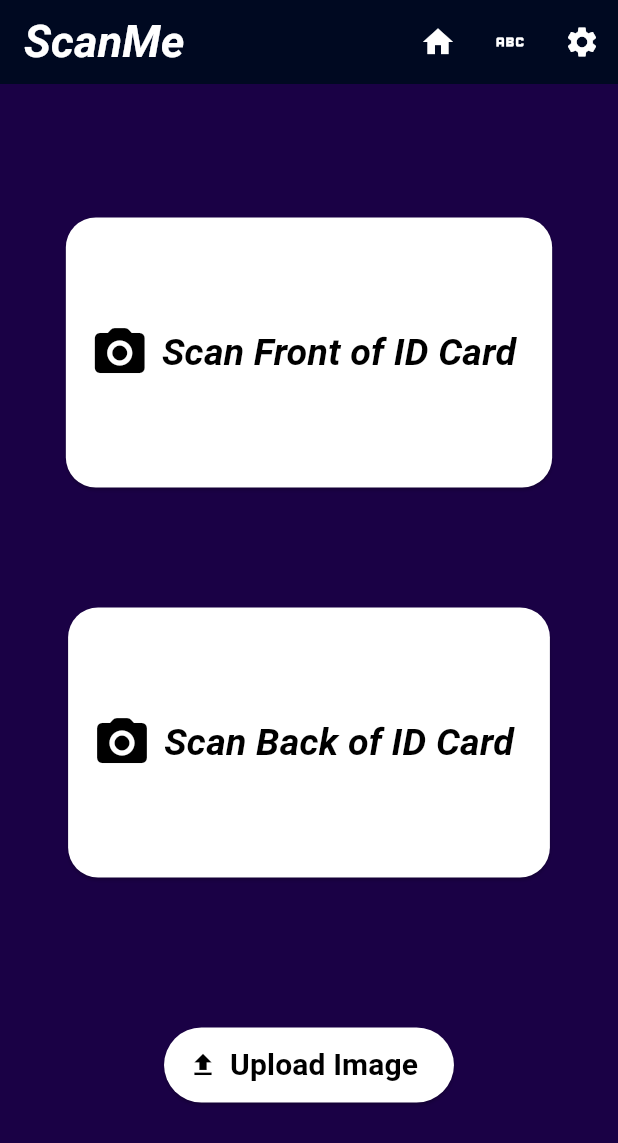
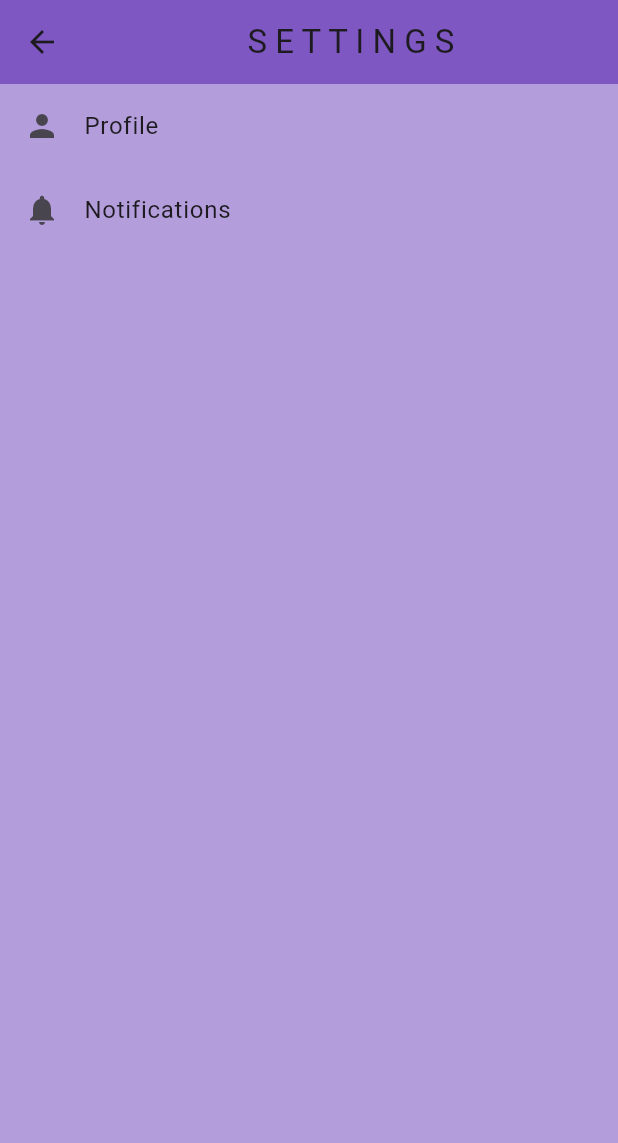
Before and after one commit to akashdarvin/Scan-App, a Flutter app: the screen it shows after launch, after a tap on the "settings" icon, on a phone screen of 412 x 824 dp. Shown: the top 1143 px of the screen. Run offline on Flutter 3.47's test engine with Material 3 defaults, Android fonts, the light colour scheme and no system bars; our stand-ins replace image_picker.

Commit message:
CHANGED SOMETHING

```diff
--- a/lib/home_screen.dart
+++ b/lib/home_screen.dart
@@ -1,10 +1,30 @@
+import 'dart:convert';
+
 import 'package:flutter/material.dart';
 import 'package:image_picker/image_picker.dart';
+import 'package:scanapp/setting_page.dart';
 import 'scanidtile.dart';
+import 'dart:io'; // For File class
+import 'package:http/http.dart' as http; // For sending HTTP requests
+import 'package:http_parser/http_parser.dart'; // For content type
 
-class HomeScreen extends StatelessWidget {
+class HomeScreen extends StatefulWidget {
   HomeScreen({super.key});
+
+  @override
+  State<HomeScreen> createState() => _HomeScreenState();
+}
+
+class _HomeScreenState extends State<HomeScreen> {
   final ImagePicker _picker = ImagePicker();
+  late String name = "";
+
+  void navigateToPage(BuildContext context, Widget page) {
+    Navigator.push(
+      context,
+      MaterialPageRoute(builder: (context) => page),
+    );
+  }
 
   @override
   Widget build(BuildContext context) {
@@ -26,37 +46,32 @@ class HomeScreen extends StatelessWidget {
             onPressed: () {},
           ),
           IconButton(
-            icon: Icon(Icons.abc, color: Colors.white),
+            icon: Icon(Icons.person, color: Colors.white),
             onPressed: () {},
           ),
           IconButton(
             icon: Icon(Icons.settings, color: Colors.white),
-            onPressed: () {},
+            onPressed: () => navigateToPage(
+              context,
+              Settingpage(),
+            ),
           ),
         ],
       ),
-      backgroundColor: const Color.fromARGB(255, 26, 1, 69),
+      backgroundColor: const Color.fromARGB(255, 28, 1, 75),
       body: Center(
         child: Column(
           mainAxisAlignment: MainAxisAlignment.center,
           children: [
-            // 1st button for front ID
+            //! NAME WILL BE UPDATED BY SETSTATE AFTER API CALL
+            // Text(name),
             ScanIdTile(
               title: "Scan Front of ID Card",
               onPressed: () {
                 _openCamera();
               },
             ),
-            SizedBox(height: 80),
-            // 2nd button for back ID
-            ScanIdTile(
-              title: "Scan Back of ID Card",
-              onPressed: () {
-                _openCamera();
-              },
-            ),
             SizedBox(height: 100),
-            // Upload image from gallery button
             ElevatedButton.icon(
               onPressed: () {
                 _openGallery();
@@ -85,16 +100,52 @@ class HomeScreen extends StatelessWidget {
   }
 
   Future<void> _openCamera() async {
-    final XFile? image = await _picker.pickImage(source: ImageSource.camera);
-    if (image != null) {
-      print("Image Path: ${image.path}");
+    await _picker.pickImage(source: ImageSource.camera);
+  }
+
+  Future<void> _openGallery() async {
+    final pickedFile = await _picker.pickImage(source: ImageSource.gallery);
+    if (pickedFile != null) {
+      File file = File(pickedFile.path);
+      await _uploadImage(file);
     }
   }
 
-  Future<void> _openGallery() async {
-    final XFile? image = await _picker.pickImage(source: ImageSource.gallery);
-    if (image != null) {
-      print("Gallery Image Path: ${image.path}");
+  Future<void> _uploadImage(File file) async {
+    try {
+      var uri = Uri.parse("http://127.0.0.1:8000/extract-info/");
+
+      final int integer = int.parse("123");
+
+      var request = http.MultipartRequest('POST', uri)
+        ..files.add(await http.MultipartFile.fromPath(
+          'file', // Key for the file in the request
+          file.path,
+          contentType:
+              MediaType('image', 'jpeg'), // Update if file type is different
+        ));
+
+      var response = await request.send();
+
+      if (response.statusCode == 200) {
+        debugPrint("Upload successful!");
+        final responseData = await http.Response.fromStream(response);
+
+        // Parse the JSON response
+        final Map<String, dynamic> responseJson = jsonDecode(responseData.body);
+
+        // Assign name from the response to the 'name' variable
+        String nameFromResponse = responseJson['name'];
+        debugPrint('Name from response: $nameFromResponse');
+
+        setState(() {
+          name = nameFromResponse;
+        });
+      } else {
+        debugPrint("Upload failed with status: ${response.statusCode}");
+      }
+    } catch (e) {
+      debugPrint("Error occurred: $e");
     }
   }
 }
--- /dev/null
+++ b/lib/setting_page.dart
@@ -0,0 +1,30 @@
+import 'package:flutter/material.dart';
+
+class Settingpage extends StatelessWidget {
+  const Settingpage({super.key});
+
+  @override
+  Widget build(BuildContext context) {
+    return Scaffold(
+      backgroundColor: Colors.deepPurple[200],
+      appBar: AppBar(
+        backgroundColor: Colors.deepPurple[400],
+        title: Center(child: Text("S E T T I N G S")),
+      ),
+      body: ListView(
+        children: [
+          ListTile(
+            leading: Icon(Icons.person),
+            title: Text("Profile"),
+            onTap: () {},
+          ),
+          ListTile(
+            leading: Icon(Icons.notifications),
+            title: Text("Notifications"),
+            onTap: () {},
+          ),
+        ],
+      ),
+    );
+  }
+}
--- a/pubspec.yaml
+++ b/pubspec.yaml
@@ -35,6 +35,7 @@ dependencies:
   # Use with the CupertinoIcons class for iOS style icons.
   cupertino_icons: ^1.0.8
   image_picker: ^1.1.2
+  http: ^1.3.0
   # camera: ^0.11.1
 
 dev_dependencies:
```
Also changed, not shown: pubspec.lock.
